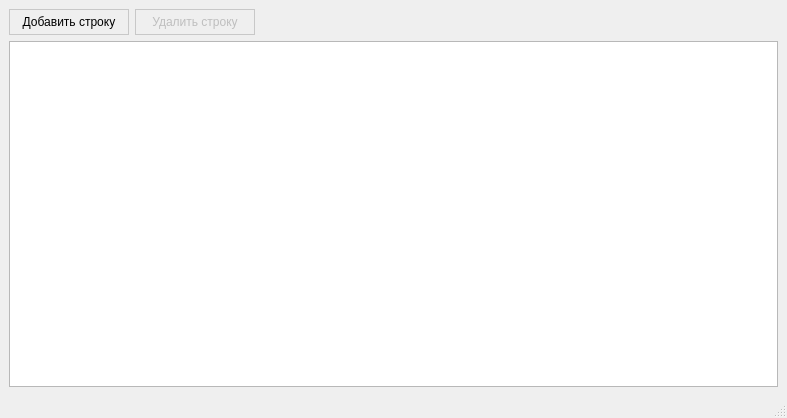
This is mainwindow.ui in redmms/characteristics_view as Qt 5 draws it before an edit. The edited form follows.
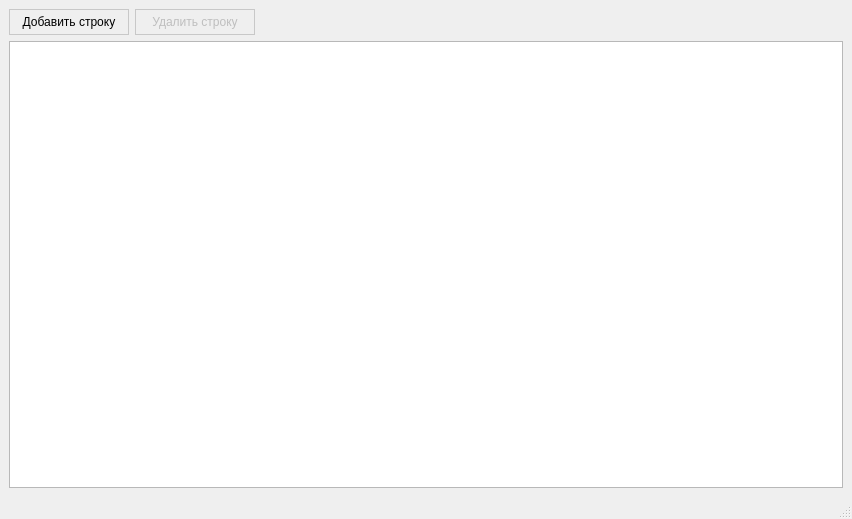
This is the edited form. Icons and pictures are not drawn.

Patch:
```diff
--- a/mainwindow.ui
+++ b/mainwindow.ui
@@ -6,8 +6,8 @@
    <rect>
     <x>0</x>
     <y>0</y>
-    <width>787</width>
-    <height>418</height>
+    <width>852</width>
+    <height>519</height>
    </rect>
   </property>
   <property name="minimumSize">
@@ -39,7 +39,10 @@
 	background: qlineargradient(spread:pad, x1:0, y1:0, x2:0, y2:1, 
                                 stop:0 #e5e5e5, stop:1 white);
 }
-</string>
+
+QAbstractItemView{
+    selection-background-color: #22cce7;
+}</string>
   </property>
   <widget class="QWidget" name="centralwidget">
    <layout class="QGridLayout" name="gridLayout">
```
Left out of the diff: 2 changed lines with no effect on the pictures.
